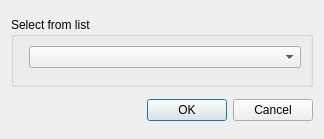
This is sdrgui/gui/samplingdevicedialog.ui in f4exb/sdrangel as Qt 5 draws it before an edit. The edited form follows.
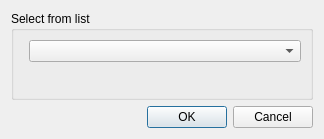
This is the edited form.

Commit message: GUI: Removed some useless maximum size constraints

What changed in the file:
```diff
--- a/sdrgui/gui/samplingdevicedialog.ui
+++ b/sdrgui/gui/samplingdevicedialog.ui
@@ -22,12 +22,6 @@
   <layout class="QVBoxLayout" name="verticalLayout">
    <item>
     <widget class="QGroupBox" name="groupBox">
-     <property name="maximumSize">
-      <size>
-       <width>16777215</width>
-       <height>70</height>
-      </size>
-     </property>
      <property name="font">
       <font>
        <family>Liberation Sans</family>
```
Left out of the diff: 12 changed lines with no effect on the pictures. Lines whose indentation alone changed are shown as unchanged. The commit also changes 1 other file.
